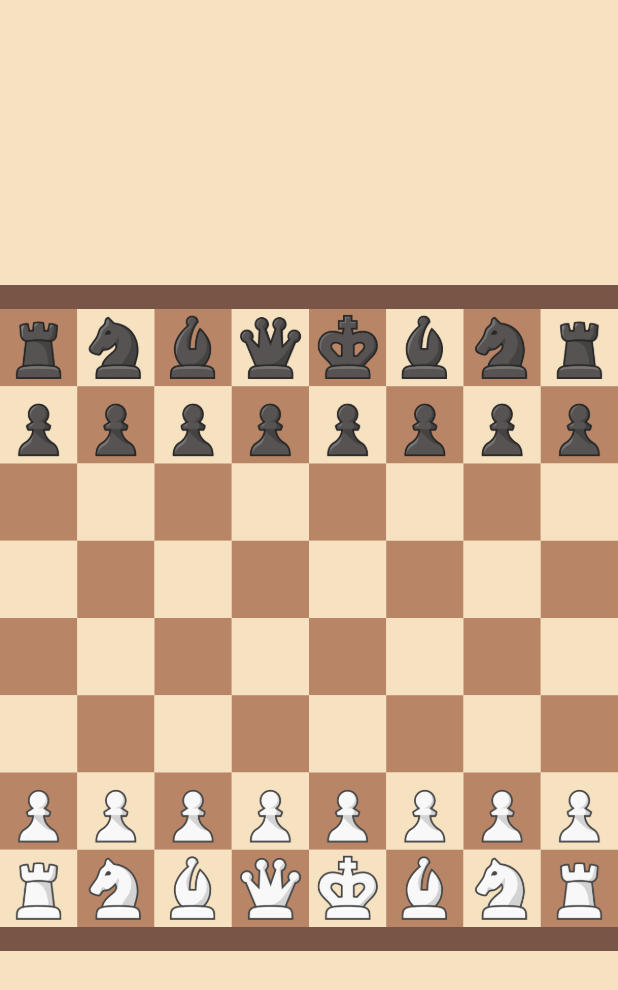
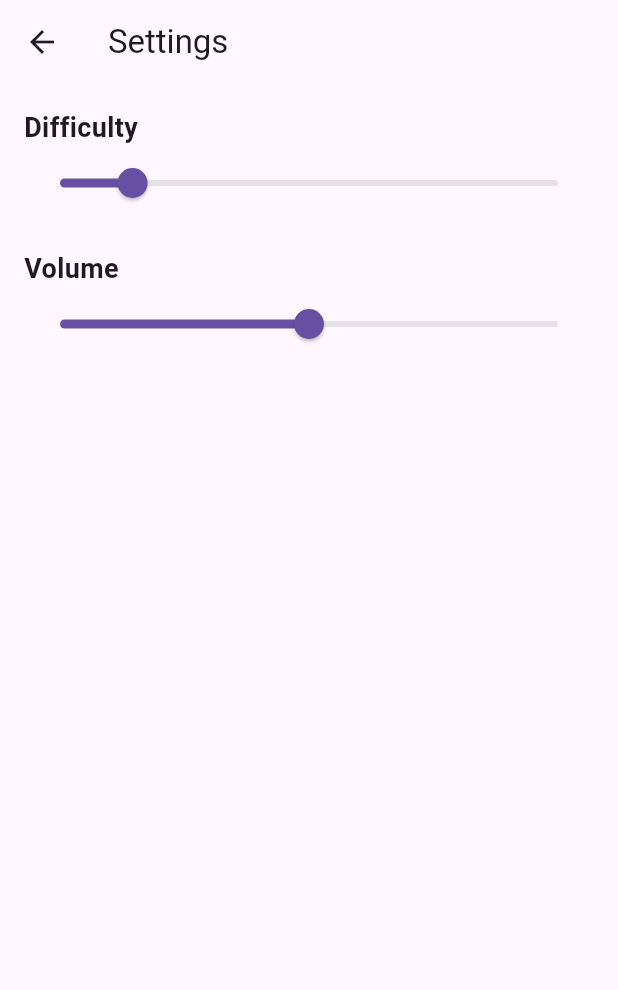
Before and after one commit to baticpro/flutter-chess-game-bloc, a Flutter app: the screen it shows after launch, after a tap on "Settings", on a phone screen of 412 x 824 dp. Shown: the top 990 px of the screen. Run offline on Flutter 3.47's test engine with Material 3 defaults, Android fonts, the phone set to English and light mode, and no system bars; our stand-ins replace auto_route, flutter_bloc, freezed_annotation, get_it.

Commit message:
add home and settings features

```diff
--- a/lib/app/app_router.dart
+++ b/lib/app/app_router.dart
@@ -12,5 +12,8 @@ class AppRouter extends RootStackRouter {
         AutoRoute(
           page: GameRoute.page,
         ),
+        AutoRoute(
+          page: SettingsRoute.page,
+        ),
       ];
 }
--- a/lib/app/game_enviroment.dart
+++ /dev/null
@@ -1,22 +0,0 @@
-import 'package:flutter_chess_game/features/game/domain/entities/board.dart';
-import 'package:flutter_chess_game/features/game/domain/usecases/board_usecase.dart';
-import 'package:flutter_chess_game/features/game/domain/usecases/cell_calculation_usecase.dart';
-import 'package:get_it/get_it.dart';
-
-Future<void> createDependencies() async {
-  final board = Board.startCellPositions();
-
-  final cellCalculationUseCase = CellCalculationUseCase(
-    board: board,
-  );
-
-  final boardUseCase = BoardUseCase(
-    input: BoardInputUseCase(
-      calculator: cellCalculationUseCase,
-    ),
-    board: board,
-  );
-
-  GetIt.I.registerSingleton<CellCalculationUseCase>(cellCalculationUseCase);
-  GetIt.I.registerSingleton<BoardUseCase>(boardUseCase);
-}
--- /dev/null
+++ b/lib/app/global_environment.dart
@@ -0,0 +1,8 @@
+import 'package:flutter_chess_game/features/settings/domain/usecases/settings_usecases_factory.dart';
+import 'package:get_it/get_it.dart';
+
+Future<void> createGlobalDependencies() async {
+  GetIt.I.registerSingleton<SettingsUseCasesFactory>(
+    SettingsUseCasesFactory()..createInstances(),
+  );
+}
--- a/lib/features/game/presentation/pages/game_screen.dart
+++ b/lib/features/game/presentation/pages/game_screen.dart
@@ -12,6 +12,7 @@ class GameScreen extends StatelessWidget {
   @override
   Widget build(BuildContext context) {
     return Scaffold(
+      appBar: AppBar(title: const Text('Game')),
       backgroundColor: AppColors.white,
       body: BlocBuilder<GameCubit, GameState>(
         builder: (context, state) {
--- a/lib/features/home/presentation/pages/home_screen.dart
+++ b/lib/features/home/presentation/pages/home_screen.dart
@@ -34,7 +34,7 @@ class HomeScreen extends StatelessWidget {
             ),
             const SizedBox(height: 20),
             HomeMenuItemButton(
-              onTap: () => context.router.push(GameRoute(mode: GameMode.pVsP)),
+              onTap: () => context.router.push(SettingsRoute()),
               title: 'Settings',
             ),
           ],
--- /dev/null
+++ b/lib/features/settings/domain/entities/settings.dart
@@ -0,0 +1,16 @@
+base class Settings {
+  int levelOfAI;
+  double volume;
+  String playerName;
+
+  Settings({
+    required this.levelOfAI,
+    required this.volume,
+    required this.playerName,
+  });
+
+  Settings.initial()
+      : levelOfAI = 5,
+        volume = 15,
+        playerName = 'Player';
+}
--- /dev/null
+++ b/lib/features/settings/domain/usecases/settings_usecase.dart
@@ -0,0 +1,19 @@
+import 'package:flutter_chess_game/core/usecase/usecase.dart';
+import 'package:flutter_chess_game/features/settings/domain/entities/settings.dart';
+
+final class SettingsUseCase extends UseCase {
+  final Settings settings;
+
+  SettingsUseCase({
+    required this.settings,
+    super.input,
+  });
+
+  void setVolume(double volume) {
+    settings.volume = volume;
+  }
+
+  void setLevelOfAI(int level) {
+    settings.levelOfAI = level;
+  }
+}
--- /dev/null
+++ b/lib/features/settings/domain/usecases/settings_usecases_factory.dart
@@ -0,0 +1,12 @@
+import 'package:flutter_chess_game/core/usecase/usecases_factory.dart';
+import 'package:flutter_chess_game/features/settings/domain/entities/settings.dart';
+import 'package:flutter_chess_game/features/settings/domain/usecases/settings_usecase.dart';
+
+final class SettingsUseCasesFactory extends UseCasesFactory {
+  late final SettingsUseCase settingsUseCase;
+
+  @override
+  void createInstances() async {
+    settingsUseCase = SettingsUseCase(settings: Settings.initial());
+  }
+}
--- /dev/null
+++ b/lib/features/settings/presentation/bloc/settings_cubit.dart
@@ -0,0 +1,22 @@
+import 'package:flutter_bloc/flutter_bloc.dart';
+import 'package:flutter_chess_game/features/settings/domain/usecases/settings_usecase.dart';
+import 'package:flutter_chess_game/features/settings/presentation/bloc/settings_state.dart';
+
+base class SettingsCubit extends Cubit<SettingsState> {
+  final SettingsUseCase settingsUseCase;
+
+  SettingsCubit(
+    super.initialState, {
+    required this.settingsUseCase,
+  });
+
+  void setDifficulty(double value) {
+    settingsUseCase.settings.levelOfAI = value.toInt();
+    emit(state.copyWith(difficulty: value));
+  }
+
+  void setVolume(double value) {
+    settingsUseCase.settings.volume = value;
+    emit(state.copyWith(volume: value));
+  }
+}
--- /dev/null
+++ b/lib/features/settings/presentation/bloc/settings_state.dart
@@ -0,0 +1,13 @@
+import 'package:freezed_annotation/freezed_annotation.dart';
+
+part 'settings_state.freezed.dart';
+
+@freezed
+class SettingsState with _$SettingsState {
+  const SettingsState._();
+
+  const factory SettingsState({
+    required double difficulty,
+    required double volume,
+  }) = _SettingsState;
+}
--- /dev/null
+++ b/lib/features/settings/presentation/page/settings_page.dart
@@ -0,0 +1,35 @@
+import 'package:auto_route/auto_route.dart';
+import 'package:flutter/material.dart';
+import 'package:flutter_bloc/flutter_bloc.dart';
+import 'package:flutter_chess_game/features/settings/domain/usecases/settings_usecases_factory.dart';
+import 'package:flutter_chess_game/features/settings/presentation/bloc/settings_cubit.dart';
+import 'package:flutter_chess_game/features/settings/presentation/bloc/settings_state.dart';
+import 'package:flutter_chess_game/features/settings/presentation/page/settings_screen.dart';
+import 'package:get_it/get_it.dart';
+
+@RoutePage()
+class SettingsPage extends StatelessWidget implements AutoRouteWrapper {
+  const SettingsPage({super.key});
+
+  @override
+  Widget wrappedRoute(BuildContext context) {
+    final settingsUseCase =
+        GetIt.I.get<SettingsUseCasesFactory>().settingsUseCase;
+
+    return BlocProvider(
+      create: (_) => SettingsCubit(
+        SettingsState(
+          difficulty: settingsUseCase.settings.volume,
+          volume: settingsUseCase.settings.levelOfAI.toDouble(),
+        ),
+        settingsUseCase: settingsUseCase,
+      ),
+      child: this,
+    );
+  }
+
+  @override
+  Widget build(BuildContext context) {
+    return SettingsScreen();
+  }
+}
--- /dev/null
+++ b/lib/features/settings/presentation/page/settings_screen.dart
@@ -0,0 +1,60 @@
+import 'package:flutter/material.dart';
+import 'package:flutter_bloc/flutter_bloc.dart';
+import 'package:flutter_chess_game/features/settings/presentation/bloc/settings_cubit.dart';
+import 'package:flutter_chess_game/features/settings/presentation/bloc/settings_state.dart'; // Import the Cubit file
+
+class SettingsScreen extends StatelessWidget {
+  const SettingsScreen({super.key});
+
+  @override
+  Widget build(BuildContext context) {
+    return Scaffold(
+      appBar: AppBar(
+        title: const Text('Settings'),
+      ),
+      body: Padding(
+        padding: const EdgeInsets.all(16.0),
+        child: BlocBuilder<SettingsCubit, SettingsState>(
+          builder: (context, state) {
+            return Column(
+              crossAxisAlignment: CrossAxisAlignment.start,
+              children: [
+                // Difficulty slider
+                const Text(
+                  "Difficulty",
+                  style: TextStyle(fontSize: 18, fontWeight: FontWeight.bold),
+                ),
+                Slider(
+                  value: state.difficulty,
+                  min: 1,
+                  max: 100,
+                  divisions: 99,
+                  label: state.difficulty.round().toString(),
+                  onChanged: (value) {
+                    context.read<SettingsCubit>().setDifficulty(value);
+                  },
+                ),
+                const SizedBox(height: 20),
+                // Volume slider
+                const Text(
+                  "Volume",
+                  style: TextStyle(fontSize: 18, fontWeight: FontWeight.bold),
+                ),
+                Slider(
+                  value: state.volume,
+                  min: 0.0,
+                  max: 10.0,
+                  divisions: 100,
+                  label: state.volume.toStringAsFixed(1),
+                  onChanged: (value) {
+                    context.read<SettingsCubit>().setVolume(value);
+                  },
+                ),
+              ],
+            );
+          },
+        ),
+      ),
+    );
+  }
+}
--- a/lib/main.dart
+++ b/lib/main.dart
@@ -2,13 +2,13 @@ import 'dart:async';
 
 import 'package:flutter/material.dart';
 import 'package:flutter_chess_game/app/game_app.dart';
-import 'package:flutter_chess_game/app/game_enviroment.dart';
+import 'package:flutter_chess_game/app/global_environment.dart';
 
 void main() async {
   await runZonedGuarded(
     () async {
       WidgetsFlutterBinding.ensureInitialized();
-      await createDependencies();
+      await createGlobalDependencies();
 
       runApp(GameApp());
     },
```
Also changed, not shown: lib/app/app_router.gr.dart, lib/features/settings/presentation/bloc/settings_state.freezed.dart (added).
